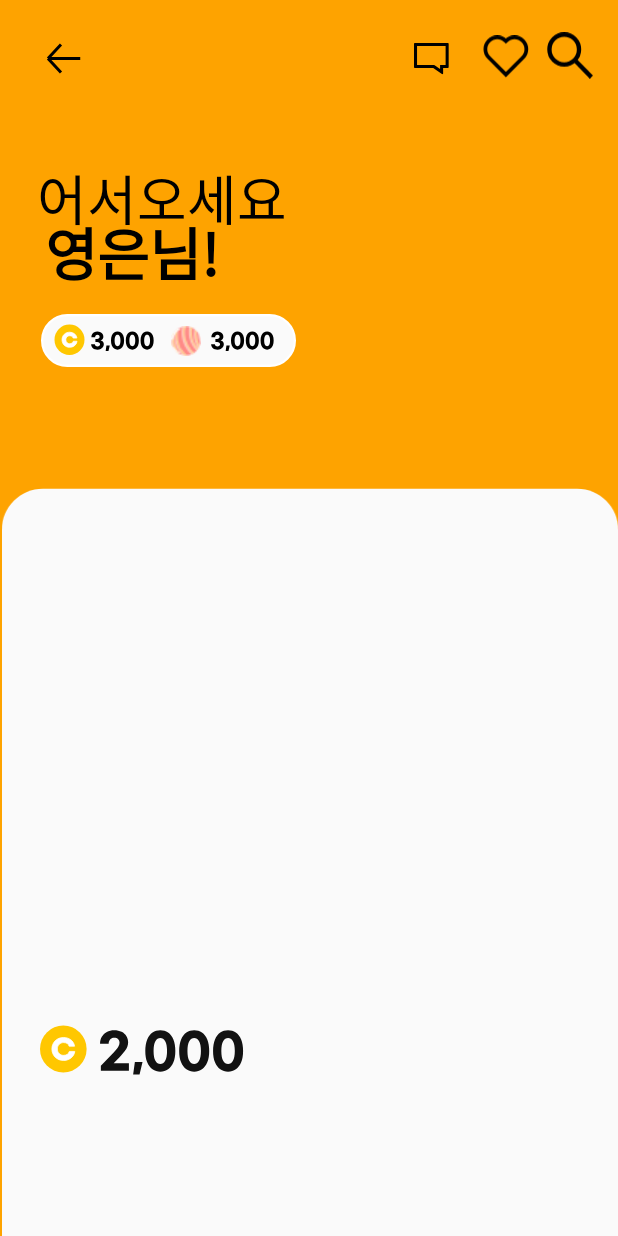
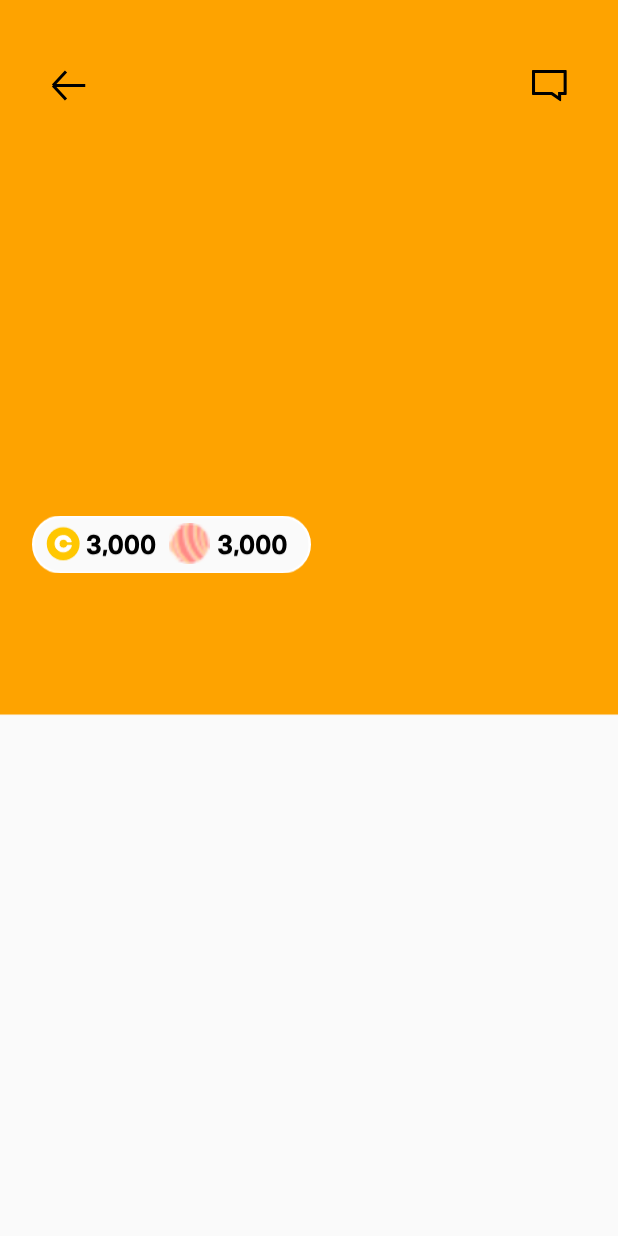
Before and after one commit to junseok0304/mainsan, an Android app: the activity_market1 screen opened directly, with no data from a screen before it, on a phone screen of 412 x 824 dp. Run offline under Robolectric (Android 15) with nearby library versions, the phone set to English and light mode, and no system bars.

Commit message:
현실 경매화면 추가, 현실 중고거래, 챗 화면 액티비티만 추가 (둘다 흰 배경 나오는 화면 만 추가함)

```diff
--- a/app/src/main/AndroidManifest.xml
+++ b/app/src/main/AndroidManifest.xml
@@ -10,6 +10,12 @@
         android:supportsRtl="true"
         android:theme="@style/Theme.Wwmarket2">
         <activity
+            android:name=".realoffermain"
+            android:exported="false" />
+        <activity
+            android:name=".realchat"
+            android:exported="false" />
+        <activity
             android:name=".SplashActivity"
             android:exported="true">
             <intent-filter>
@@ -18,7 +24,6 @@
                 <category android:name="android.intent.category.LAUNCHER" />
             </intent-filter>
         </activity>
-
         <activity
             android:name=".MainActivity_realworld"
             android:exported="false" />
--- a/app/src/main/java/com/mintcho/wwmarket2/MainActivity_realworld.kt
+++ b/app/src/main/java/com/mintcho/wwmarket2/MainActivity_realworld.kt
@@ -20,7 +20,10 @@ class MainActivity_realworld : AppCompatActivity() {
             startActivity(intent)
         }
 
-
+        realOffer.setOnClickListener {
+            val intent = Intent(this, realoffermain::class.java)  //버튼 누르면 넘어갈 페이지를 Subactivity 위치에 알맞게 변경할것
+            startActivity(intent)
+        }
 
     }
 }
--- a/app/src/main/java/com/mintcho/wwmarket2/activity_market1.kt
+++ b/app/src/main/java/com/mintcho/wwmarket2/activity_market1.kt
@@ -14,6 +14,13 @@ class activity_market1 : AppCompatActivity() {
             val intent = Intent(this, MainActivity_realworld::class.java)  //버튼 누르면 넘어갈 페이지를 Subactivity 위치에 알맞게 변경할것
             startActivity(intent)
         }
+
+        chatbutton.setOnClickListener {
+            val intent = Intent(this, realchat::class.java)  //버튼 누르면 넘어갈 페이지를 Subactivity 위치에 알맞게 변경할것
+            startActivity(intent)
+        }
+
+
     }
 
 }
--- /dev/null
+++ b/app/src/main/java/com/mintcho/wwmarket2/realchat.kt
@@ -0,0 +1,11 @@
+package com.mintcho.wwmarket2
+
+import androidx.appcompat.app.AppCompatActivity
+import android.os.Bundle
+
+class realchat : AppCompatActivity() {
+    override fun onCreate(savedInstanceState: Bundle?) {
+        super.onCreate(savedInstanceState)
+        setContentView(R.layout.activity_realchat)
+    }
+}
--- /dev/null
+++ b/app/src/main/java/com/mintcho/wwmarket2/realoffermain.kt
@@ -0,0 +1,11 @@
+package com.mintcho.wwmarket2
+
+import androidx.appcompat.app.AppCompatActivity
+import android.os.Bundle
+
+class realoffermain : AppCompatActivity() {
+    override fun onCreate(savedInstanceState: Bundle?) {
+        super.onCreate(savedInstanceState)
+        setContentView(R.layout.activity_realoffermain)
+    }
+}
--- a/app/src/main/res/layout/activity_market1.xml
+++ b/app/src/main/res/layout/activity_market1.xml
@@ -4,137 +4,71 @@
     xmlns:tools="http://schemas.android.com/tools"
     android:layout_width="match_parent"
     android:layout_height="match_parent"
-    tools:context=".activity_market1"
     android:background="@color/backgroundyellow"
-    >
+    tools:context=".activity_market1">
+
 
     <ImageView
-        android:id="@+id/imageView3"
-        android:layout_width="453dp"
-        android:layout_height="553dp"
-        android:layout_marginTop="304dp"
+        android:id="@+id/imageView2"
+        android:layout_width="580dp"
+        android:layout_height="1129dp"
+        android:layout_marginTop="448dp"
         app:layout_constraintEnd_toEndOf="parent"
         app:layout_constraintStart_toStartOf="parent"
         app:layout_constraintTop_toTopOf="parent"
-        app:srcCompat="@drawable/ic_whiteractangle" />
-
-    <ImageView
-        android:id="@+id/imageView6"
-        android:layout_width="31dp"
-        android:layout_height="36dp"
-        app:layout_constraintBottom_toBottomOf="parent"
-        app:layout_constraintEnd_toEndOf="parent"
-        app:layout_constraintHorizontal_bias="0.844"
-        app:layout_constraintStart_toStartOf="parent"
-        app:layout_constraintTop_toTopOf="parent"
-        app:layout_constraintVertical_bias="0.025"
-        app:srcCompat="@drawable/ic_heartempty" />
-
-    <ImageView
-        android:id="@+id/imageView8"
-        android:layout_width="32dp"
-        android:layout_height="34dp"
-        android:layout_marginEnd="16dp"
-        app:layout_constraintBottom_toBottomOf="parent"
-        app:layout_constraintEnd_toEndOf="parent"
-        app:layout_constraintHorizontal_bias="1.0"
-        app:layout_constraintStart_toEndOf="@+id/imageView6"
-        app:layout_constraintTop_toTopOf="parent"
-        app:layout_constraintVertical_bias="0.025"
-        app:srcCompat="@drawable/ic_searchbutton" />
-
-    <ImageView
-        android:id="@+id/imageView9"
-        android:layout_width="wrap_content"
-        android:layout_height="wrap_content"
-        app:layout_constraintBottom_toBottomOf="parent"
-        app:layout_constraintEnd_toEndOf="parent"
-        app:layout_constraintHorizontal_bias="0.098"
-        app:layout_constraintStart_toStartOf="parent"
-        app:layout_constraintTop_toTopOf="@+id/imageView3"
-        app:layout_constraintVertical_bias="0.784"
-        app:srcCompat="@drawable/ic_coin2000" />
-
-    <TextView
-        android:id="@+id/textView2"
-        android:layout_width="wrap_content"
-        android:layout_height="wrap_content"
-        android:text="어서오세요"
-        android:textColor="@color/black"
-        android:textSize="36dp"
-        app:layout_constraintBottom_toBottomOf="parent"
-        app:layout_constraintEnd_toEndOf="parent"
-        app:layout_constraintHorizontal_bias="0.101"
-        app:layout_constraintStart_toStartOf="parent"
-        app:layout_constraintTop_toTopOf="parent"
-        app:layout_constraintVertical_bias="0.137" />
-
-    <TextView
-        android:id="@+id/textView3"
-        android:layout_width="wrap_content"
-        android:layout_height="wrap_content"
-        android:text="영은님!"
-        android:textStyle="bold"
-        android:textSize="38dp"
-        android:fontFamily="@font/gmarketbold"
-        android:textColor="@color/black"
-        app:layout_constraintBottom_toTopOf="@+id/imageView3"
-        app:layout_constraintEnd_toEndOf="parent"
-        app:layout_constraintHorizontal_bias="0.101"
-        app:layout_constraintStart_toStartOf="parent"
-        app:layout_constraintTop_toTopOf="@+id/textView2"
-        app:layout_constraintVertical_bias="0.24" />
-
-    <ImageView
-        android:id="@+id/imageView10"
-        android:layout_width="wrap_content"
-        android:layout_height="wrap_content"
-        app:layout_constraintBottom_toTopOf="@+id/imageView3"
-        app:layout_constraintEnd_toEndOf="parent"
-        app:layout_constraintHorizontal_bias="0.112"
-        app:layout_constraintStart_toStartOf="parent"
-        app:layout_constraintTop_toTopOf="parent"
-        app:layout_constraintVertical_bias="0.78"
-        app:srcCompat="@drawable/ic_coin3000candy" />
-
-    <ImageView
-        android:id="@+id/imageView11"
-        android:layout_width="24dp"
-        android:layout_height="20dp"
-        app:layout_constraintBottom_toBottomOf="@+id/imageView10"
-        app:layout_constraintEnd_toEndOf="@+id/imageView10"
-        app:layout_constraintHorizontal_bias="0.578"
-        app:layout_constraintStart_toStartOf="@+id/imageView10"
-        app:layout_constraintTop_toTopOf="@+id/imageView10"
-        app:layout_constraintVertical_bias="0.533"
-        app:srcCompat="@drawable/candy" />
+        app:srcCompat="@drawable/ic_white_background" />
 
     <ImageButton
         android:id="@+id/backbutton"
-        android:layout_width="51dp"
-        android:layout_height="48dp"
+        android:layout_width="67dp"
+        android:layout_height="69dp"
         android:background="@null"
         app:layout_constraintBottom_toBottomOf="parent"
-        app:layout_constraintEnd_toStartOf="@+id/imageView6"
-        app:layout_constraintHorizontal_bias="0.059"
+        app:layout_constraintEnd_toEndOf="parent"
+        app:layout_constraintHorizontal_bias="0.033"
         app:layout_constraintStart_toStartOf="parent"
         app:layout_constraintTop_toTopOf="parent"
-        app:layout_constraintVertical_bias="0.02"
+        app:layout_constraintVertical_bias="0.03"
         app:srcCompat="@drawable/ic_arrowback"
         tools:ignore="SpeakableTextPresentCheck" />
 
     <ImageButton
         android:id="@+id/chatbutton"
-        android:layout_width="50dp"
-        android:layout_height="48dp"
+        android:layout_width="67dp"
+        android:layout_height="69dp"
         android:background="@null"
         app:layout_constraintBottom_toBottomOf="parent"
         app:layout_constraintEnd_toEndOf="parent"
-        app:layout_constraintHorizontal_bias="0.725"
+        app:layout_constraintHorizontal_bias="0.966"
         app:layout_constraintStart_toStartOf="parent"
         app:layout_constraintTop_toTopOf="parent"
-        app:layout_constraintVertical_bias="0.02"
+        app:layout_constraintVertical_bias="0.03"
         app:srcCompat="@drawable/ic_chatbutton"
         tools:ignore="SpeakableTextPresentCheck" />
 
+    <ImageView
+        android:id="@+id/imageView3"
+        android:layout_width="186dp"
+        android:layout_height="62dp"
+        app:layout_constraintBottom_toTopOf="@+id/imageView2"
+        app:layout_constraintEnd_toEndOf="parent"
+        app:layout_constraintHorizontal_bias="0.093"
+        app:layout_constraintStart_toStartOf="parent"
+        app:layout_constraintTop_toTopOf="parent"
+        app:layout_constraintVertical_bias="0.86"
+        app:srcCompat="@drawable/ic_coin3000candy" />
+
+    <ImageView
+        android:id="@+id/imageView6"
+        android:layout_width="29dp"
+        android:layout_height="27dp"
+        app:layout_constraintBottom_toBottomOf="@+id/imageView3"
+        app:layout_constraintEnd_toEndOf="@+id/imageView3"
+        app:layout_constraintHorizontal_bias="0.573"
+        app:layout_constraintStart_toStartOf="@+id/imageView3"
+        app:layout_constraintTop_toTopOf="@+id/imageView3"
+        app:layout_constraintVertical_bias="0.485"
+        app:srcCompat="@drawable/candy" />
+
+
 </androidx.constraintlayout.widget.ConstraintLayout>
--- /dev/null
+++ b/app/src/main/res/layout/activity_realchat.xml
@@ -0,0 +1,9 @@
+<?xml version="1.0" encoding="utf-8"?>
+<androidx.constraintlayout.widget.ConstraintLayout xmlns:android="http://schemas.android.com/apk/res/android"
+    xmlns:app="http://schemas.android.com/apk/res-auto"
+    xmlns:tools="http://schemas.android.com/tools"
+    android:layout_width="match_parent"
+    android:layout_height="match_parent"
+    tools:context=".realchat">
+
+</androidx.constraintlayout.widget.ConstraintLayout>
--- /dev/null
+++ b/app/src/main/res/layout/activity_realoffermain.xml
@@ -0,0 +1,9 @@
+<?xml version="1.0" encoding="utf-8"?>
+<androidx.constraintlayout.widget.ConstraintLayout xmlns:android="http://schemas.android.com/apk/res/android"
+    xmlns:app="http://schemas.android.com/apk/res-auto"
+    xmlns:tools="http://schemas.android.com/tools"
+    android:layout_width="match_parent"
+    android:layout_height="match_parent"
+    tools:context=".realoffermain">
+
+</androidx.constraintlayout.widget.ConstraintLayout>
```
